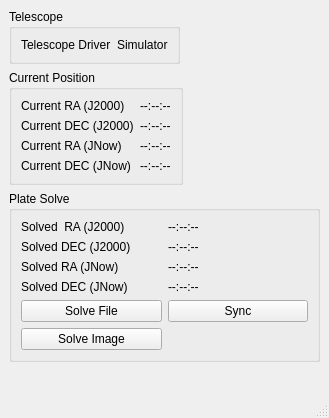
Above: pyastrometry_qt.ui from PythonAstroimagingSuite/pyastrometry before the change. Below: the same form after it.
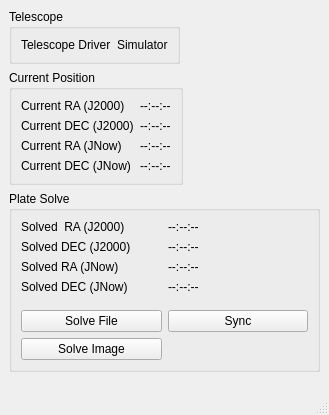
That is the form after the change.

Commit message: solve file and sync are working

What changed in the file:
```diff
--- a/pyastrometry_qt.ui
+++ b/pyastrometry_qt.ui
@@ -7,7 +7,7 @@
     <x>0</x>
     <y>0</y>
     <width>329</width>
-    <height>418</height>
+    <height>415</height>
    </rect>
   </property>
   <property name="windowTitle">
@@ -189,6 +189,22 @@
          </property>
         </widget>
        </item>
+       <item row="4" column="0" colspan="2">
+        <spacer name="horizontalSpacer">
+         <property name="orientation">
+          <enum>Qt::Horizontal</enum>
+         </property>
+         <property name="sizeType">
+          <enum>QSizePolicy::Fixed</enum>
+         </property>
+         <property name="sizeHint" stdset="0">
+          <size>
+           <width>40</width>
+           <height>10</height>
+          </size>
+         </property>
+        </spacer>
+       </item>
       </layout>
      </widget>
     </item>
```
Left out of the diff: 8 changed lines with no effect on the pictures. The commit also changes 2 other files.
